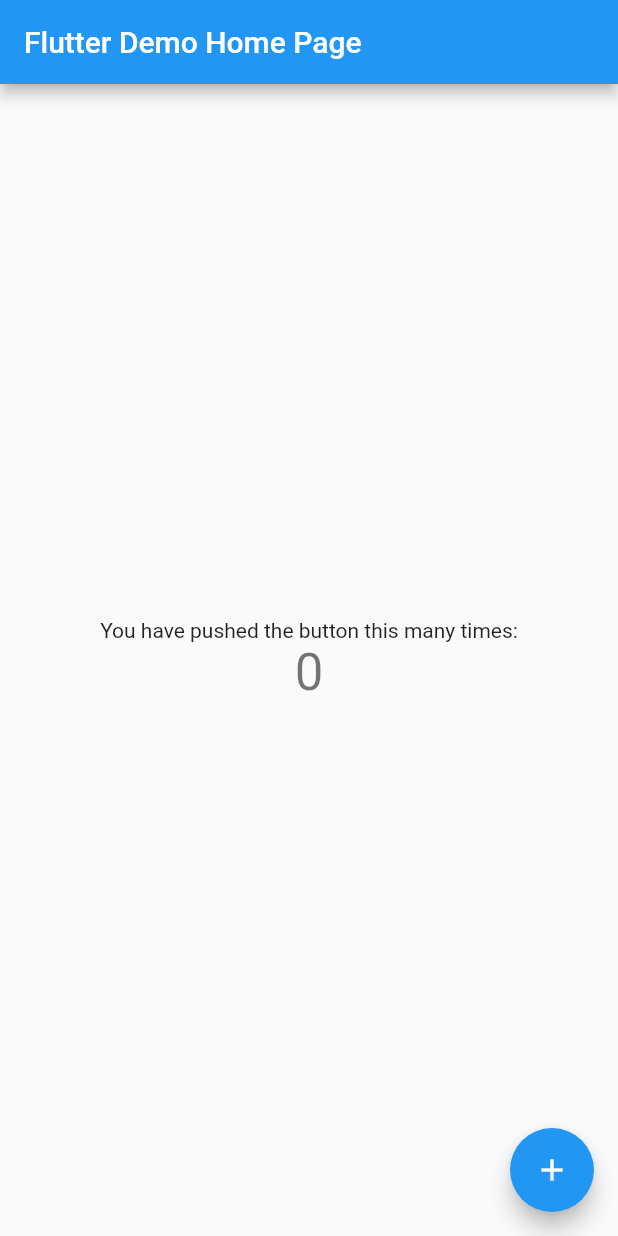
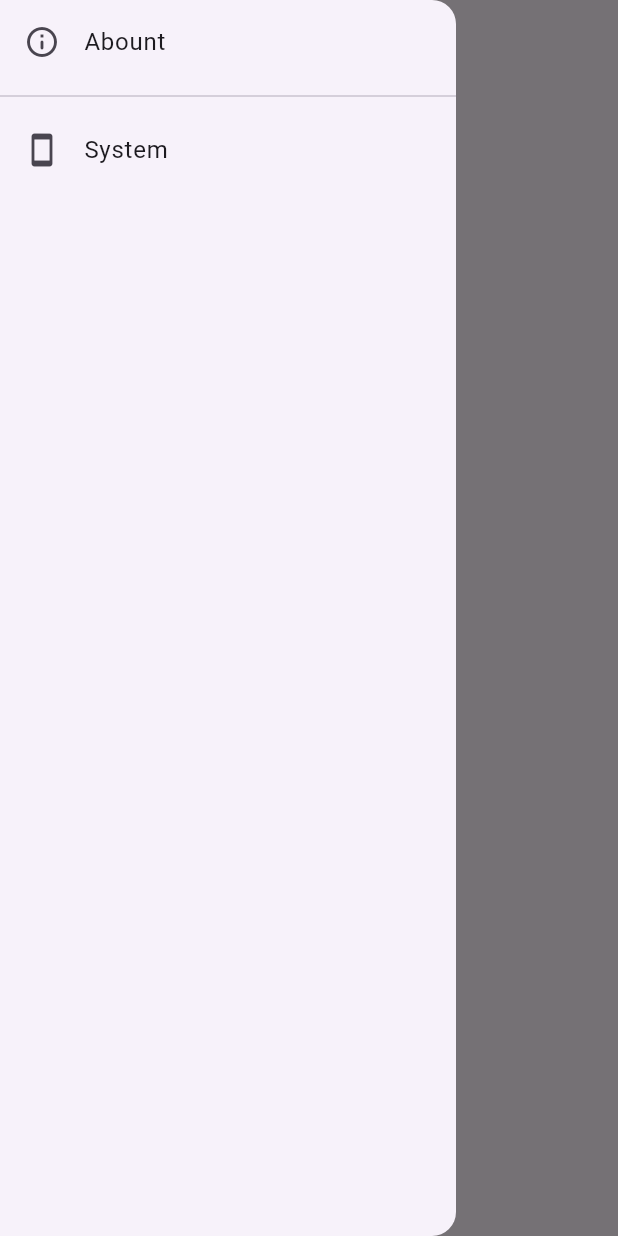
Before and after one commit to intoffset/flutter_kids_qa, a Flutter app: the screen it shows after launch, with the side drawer open (before the commit the screen has no drawer), on a phone screen of 412 x 824 dp. Run offline on Flutter 3.47's test engine with Material 2 defaults, Android fonts, the phone set to English and light mode, and no system bars; drawn by our look-alikes of dynamic_color; our stand-ins replace go_router, google_fonts, hooks_riverpod, shared_preferences.

Commit message:
Add home screen drawer to switch theme mode

```diff
--- a/lib/main.dart
+++ b/lib/main.dart
@@ -1,115 +1,61 @@
+import 'package:dynamic_color/dynamic_color.dart';
 import 'package:flutter/material.dart';
+import 'package:flutter_kids_qa/repository/theme_mode_reopsitory.dart';
+import 'package:flutter_kids_qa/screen/home_screen.dart';
+import 'package:flutter_kids_qa/shared_preferences/shared_preferences_instance.dart';
+import 'package:go_router/go_router.dart';
+import 'package:google_fonts/google_fonts.dart';
+import 'package:hooks_riverpod/hooks_riverpod.dart';
 
-void main() {
-  runApp(const KidsQaApp());
+Future<void> main() async {
+  WidgetsFlutterBinding.ensureInitialized();
+
+  await SharedPreferencesInstance.initialize();
+  runApp(
+    const ProviderScope(
+      child: KidsQaApp(),
+    ),
+  );
 }
 
-class KidsQaApp extends StatelessWidget {
+class KidsQaApp extends ConsumerWidget {
   const KidsQaApp({super.key});
 
   // This widget is the root of your application.
   @override
-  Widget build(BuildContext context) {
-    return MaterialApp(
-      title: 'Flutter Demo',
-      theme: ThemeData(
-        // This is the theme of your application.
-        //
-        // Try running your application with "flutter run". You'll see the
-        // application has a blue toolbar. Then, without quitting the app, try
-        // changing the primarySwatch below to Colors.green and then invoke
-        // "hot reload" (press "r" in the console where you ran "flutter run",
-        // or simply save your changes to "hot reload" in a Flutter IDE).
-        // Notice that the counter didn't reset back to zero; the application
-        // is not restarted.
-        primarySwatch: Colors.blue,
+  Widget build(BuildContext context, WidgetRef ref) {
+    return DynamicColorBuilder(
+      builder: (lightColorSchema, darkColorSchema) => MaterialApp.router(
+        title: '',
+        theme: _buildTheme(Brightness.light, lightColorSchema),
+        darkTheme: _buildTheme(Brightness.dark, darkColorSchema),
+        themeMode: ref.watch(themeModeProvider),
+        routerConfig: _router,
       ),
-      home: const MyHomePage(title: 'Flutter Demo Home Page'),
     );
   }
 }
 
-class MyHomePage extends StatefulWidget {
-  const MyHomePage({super.key, required this.title});
+ThemeData _buildTheme(Brightness brightness, ColorScheme? colorScheme) {
+  var baseTheme = ThemeData(
+    useMaterial3: true,
+    brightness: brightness,
+    colorScheme: colorScheme,
+  );
 
-  // This widget is the home page of your application. It is stateful, meaning
-  // that it has a State object (defined below) that contains fields that affect
-  // how it looks.
-
-  // This class is the configuration for the state. It holds the values (in this
-  // case the title) provided by the parent (in this case the App widget) and
-  // used by the build method of the State. Fields in a Widget subclass are
-  // always marked "final".
-
-  final String title;
-
-  @override
-  State<MyHomePage> createState() => _MyHomePageState();
+  return baseTheme.copyWith(
+    textTheme: GoogleFonts.zenKakuGothicNewTextTheme(baseTheme.textTheme),
+  );
 }
 
-class _MyHomePageState extends State<MyHomePage> {
-  int _counter = 0;
-
-  void _incrementCounter() {
-    setState(() {
-      // This call to setState tells the Flutter framework that something has
-      // changed in this State, which causes it to rerun the build method below
-      // so that the display can reflect the updated values. If we changed
-      // _counter without calling setState(), then the build method would not be
-      // called again, and so nothing would appear to happen.
-      _counter++;
-    });
-  }
-
-  @override
-  Widget build(BuildContext context) {
-    // This method is rerun every time setState is called, for instance as done
-    // by the _incrementCounter method above.
-    //
-    // The Flutter framework has been optimized to make rerunning build methods
-    // fast, so that you can just rebuild anything that needs updating rather
-    // than having to individually change instances of widgets.
-    return Scaffold(
-      appBar: AppBar(
-        // Here we take the value from the MyHomePage object that was created by
-        // the App.build method, and use it to set our appbar title.
-        title: Text(widget.title),
-      ),
-      body: Center(
-        // Center is a layout widget. It takes a single child and positions it
-        // in the middle of the parent.
-        child: Column(
-          // Column is also a layout widget. It takes a list of children and
-          // arranges them vertically. By default, it sizes itself to fit its
-          // children horizontally, and tries to be as tall as its parent.
-          //
-          // Invoke "debug painting" (press "p" in the console, choose the
-          // "Toggle Debug Paint" action from the Flutter Inspector in Android
-          // Studio, or the "Toggle Debug Paint" command in Visual Studio Code)
-          // to see the wireframe for each widget.
-          //
-          // Column has various properties to control how it sizes itself and
-          // how it positions its children. Here we use mainAxisAlignment to
-          // center the children vertically; the main axis here is the vertical
-          // axis because Columns are vertical (the cross axis would be
-          // horizontal).
-          mainAxisAlignment: MainAxisAlignment.center,
-          children: <Widget>[
-            const Text(
-              'You have pushed the button this many times:',
-            ),
-            Text(
-              '$_counter',
-              style: Theme.of(context).textTheme.headlineMedium,
-            ),
-          ],
-        ),
-      ),
-      floatingActionButton: FloatingActionButton(
-        onPressed: _incrementCounter,
-        tooltip: 'Increment',
-        child: const Icon(Icons.add),
-      ), // This trailing comma makes auto-formatting nicer for build methods.
-    );
-  }
-}
+final _router = GoRouter(
+  initialLocation: '/',
+  routes: [
+    GoRoute(
+      name: HomeScreen.name,
+      path: '/',
+      builder: (context, state) => const HomeScreen(),
+      routes: [],
+    ),
+  ],
+);
--- /dev/null
+++ b/lib/screen/home_screen.dart
@@ -0,0 +1,67 @@
+import 'package:flutter/material.dart';
+import 'package:flutter_kids_qa/repository/theme_mode_reopsitory.dart';
+import 'package:hooks_riverpod/hooks_riverpod.dart';
+
+class HomeScreen extends StatelessWidget {
+  const HomeScreen({super.key});
+
+  static const String name = 'Home';
+
+  @override
+  Widget build(BuildContext context) {
+    return Scaffold(
+      appBar: AppBar(
+        title: const Text('Home'),
+        centerTitle: true,
+      ),
+      drawer: const HomeDrawer(),
+    );
+  }
+}
+
+class HomeDrawer extends ConsumerWidget {
+  const HomeDrawer({super.key});
+
+  @override
+  Widget build(BuildContext context, WidgetRef ref) {
+    return Drawer(
+      child: ListView(
+        children: [
+          ListTile(
+            leading: const Icon(Icons.info_outline_rounded),
+            title: const Text('Abount'),
+            onTap: () => showLicensePage(context: context),
+          ),
+          const Divider(),
+          _themeModeToTile(
+            ref.watch(themeModeProvider),
+            () async => await ref.read(themeModeProvider.notifier).toggle(),
+          ),
+        ],
+      ),
+    );
+  }
+
+  ListTile _themeModeToTile(ThemeMode mode, void Function() toggle) {
+    switch (mode) {
+      case ThemeMode.light:
+        return ListTile(
+          leading: const Icon(Icons.light_mode_rounded),
+          title: const Text('Light'),
+          onTap: toggle,
+        );
+      case ThemeMode.dark:
+        return ListTile(
+          leading: const Icon(Icons.dark_mode_rounded),
+          title: const Text('Dark'),
+          onTap: toggle,
+        );
+      case ThemeMode.system:
+        return ListTile(
+          leading: const Icon(Icons.smartphone_rounded),
+          title: const Text('System'),
+          onTap: toggle,
+        );
+    }
+  }
+}
```
Also changed, not shown: lib/repository/theme_mode_reopsitory.dart (added, +47 -0 lines), lib/shared_preferences/shared_preferences_instance.dart (added, +16 -0 lines).
